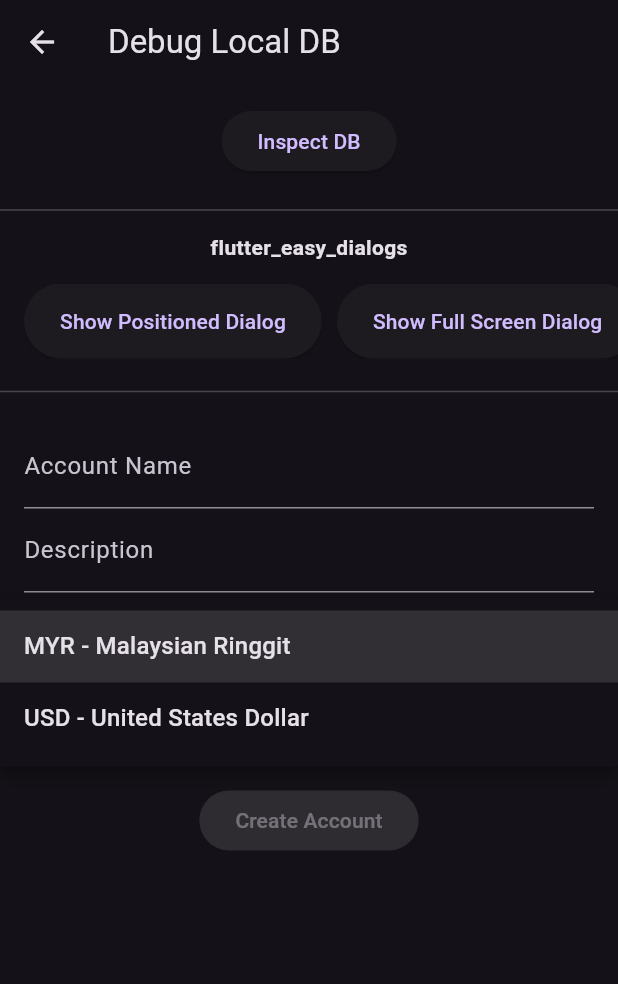
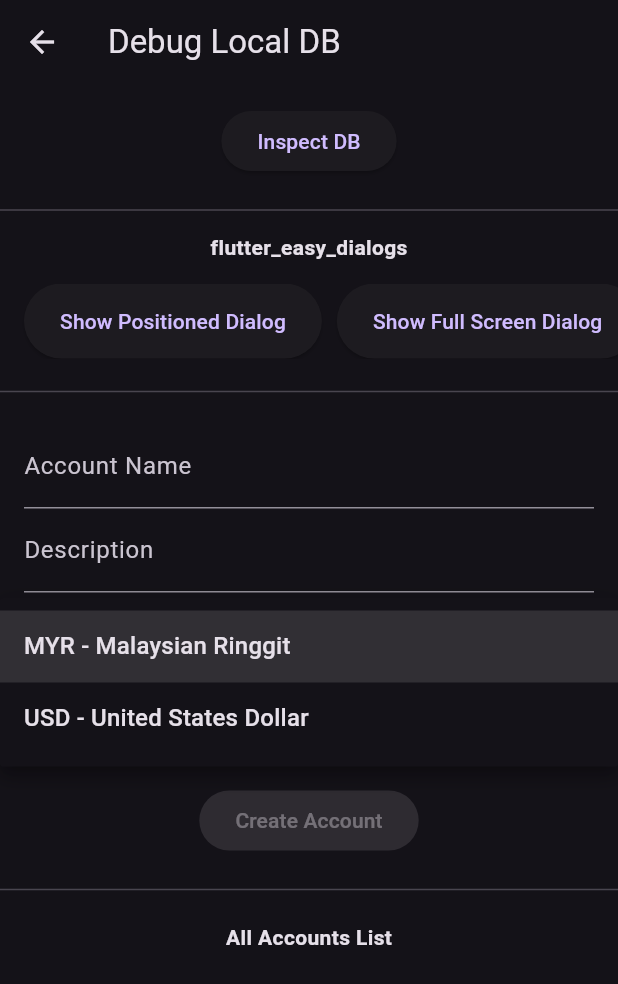
Before and after one commit to nazrinharris/pecunia, a Flutter app: the DebugLocalDBScreen screen opened by its route, after a tap on the "arrow drop down" icon, on a phone screen of 412 x 824 dp. Shown: the top 984 px of the screen. Run offline on Flutter 3.47's test engine with Material 2 defaults, Android fonts, the light colour scheme and no system bars; drawn by our look-alikes of reactive_forms; our stand-ins replace drift, equatable, flutter_hooks, fpdart, freezed_annotation, go_router and 6 more; missing offline and left inert: flutter_easy_dialogs, full_screen_dialog_manager, positioned_dialog_manager; accounts and stored records are empty; generated files the repository leaves out were written again.

Commit message:
#16 Completed get and watch all accounts
- Implemented the get and watch methods on repo, ds, provider.
- Implemented the UI and watch the stream

- Fix a minor bug where you couldn't insert a description which is an empty string. Might want to directly change it to null, but I'll think about it.

```diff
--- a/lib/features/accounts/dao_tables/accounts_dao_tables.dart
+++ b/lib/features/accounts/dao_tables/accounts_dao_tables.dart
@@ -16,7 +16,7 @@ class AccountsTable extends Table {
   RealColumn get balance => real()();
   TextColumn get currency => text().withLength(min: 3, max: 3)();
   DateTimeColumn get createdOn => dateTime()();
-  TextColumn get description => text().withLength(min: 1, max: 500).nullable()();
+  TextColumn get description => text().withLength(min: 0, max: 500).nullable()();
 
   @override
   Set<Column> get primaryKey => {id};
@@ -32,6 +32,10 @@ class AccountsDAO extends DatabaseAccessor<PecuniaDB> with _$AccountsDAOMixin {
     return select(accountsTable).get();
   }
 
+  Stream<List<AccountDTO>> watchAllAccounts() {
+    return select(accountsTable).watch();
+  }
+
   Future<void> insertAccount(AccountDTO account) async {
     await into(accountsTable).insert(account);
   }
--- a/lib/features/accounts/data/accounts_local_ds.dart
+++ b/lib/features/accounts/data/accounts_local_ds.dart
@@ -1,3 +1,5 @@
+import 'dart:async';
+
 import 'package:fpdart/fpdart.dart';
 import 'package:pecunia/core/errors/accounts_errors/accounts_errors.dart';
 import 'package:pecunia/core/infrastructure/drift/pecunia_drift_db.dart';
@@ -17,6 +19,8 @@ AccountsLocalDS accountsLocalDS(AccountsLocalDSRef ref) => AccountsLocalDSImpl(
 
 abstract interface class AccountsLocalDS {
   TaskEither<AccountsFailure, List<AccountDTO>> getAccounts();
+  Stream<Either<AccountsFailure, List<AccountDTO>>> watchAccounts();
+
   TaskEither<AccountsFailure, Unit> createAccount({
     required String name,
     required String creatorUid,
@@ -38,6 +42,28 @@ class AccountsLocalDSImpl implements AccountsLocalDS {
   TaskEither<AccountsFailure, List<AccountDTO>> getAccounts() {
     // TODO: implement getAccounts
     throw UnimplementedError();
+  }
+
+  @override
+  Stream<Either<AccountsFailure, List<AccountDTO>>> watchAccounts() {
+    return accountsDAO.watchAllAccounts().transform(StreamTransformer.fromHandlers(
+          handleData: (listOfDTOs, sink) {
+            sink.add(
+              right(listOfDTOs),
+            );
+          },
+          handleError: (error, stackTrace, sink) {
+            sink.add(
+              left(
+                AccountsFailure.unknown(
+                  stackTrace: stackTrace,
+                  message: AccountsErrorType.unknown.toString(),
+                  accountsAction: AccountsAction.getAccounts,
+                ),
+              ),
+            );
+          },
+        ));
   }
 
   @override
@@ -69,6 +95,7 @@ class AccountsLocalDSImpl implements AccountsLocalDS {
         stackTrace: stackTrace,
         message: AccountsErrorType.unknown.toString(),
         accountsAction: currentAction,
+        rawException: error,
       ),
     );
   }
--- a/lib/features/accounts/domain/accounts_repo.dart
+++ b/lib/features/accounts/domain/accounts_repo.dart
@@ -18,6 +18,8 @@ AccountsRepo accountsRepo(AccountsRepoRef ref) => AccountsRepoImpl(
 
 abstract interface class AccountsRepo {
   TaskEither<AccountsFailure, List<Account>> getAccounts();
+  Stream<Either<AccountsFailure, List<Account>>> watchAccounts();
+
   TaskEither<AccountsFailure, Unit> createAccount({
     required String name,
     required String creatorUid,
@@ -38,6 +40,18 @@ class AccountsRepoImpl implements AccountsRepo {
   }
 
   @override
+  Stream<Either<AccountsFailure, List<Account>>> watchAccounts() {
+    return accountsLocalDS.watchAccounts().map(
+          (either) => either.fold(
+            left,
+            (listOfDTOs) => right(
+              listOfDTOs.map(Account.fromDTO).toList(),
+            ),
+          ),
+        );
+  }
+
+  @override
   TaskEither<AccountsFailure, Unit> createAccount({
     required String name,
     required String creatorUid,
--- a/lib/presentation/debug/debug_local_db/debug_local_db_screen.dart
+++ b/lib/presentation/debug/debug_local_db/debug_local_db_screen.dart
@@ -1,3 +1,4 @@
+import 'package:flutter/cupertino.dart';
 import 'package:flutter/material.dart';
 import 'package:fpdart/fpdart.dart';
 import 'package:go_router/go_router.dart';
@@ -10,6 +11,8 @@ import 'package:pecunia/presentation/debug/debug_local_db/providers/debug_local_
 import 'package:pecunia/presentation/dialogs/pecunia_dialogs.dart';
 import 'package:reactive_forms/reactive_forms.dart';
 
+import '../../../core/errors/failures.dart';
+
 class DebugLocalDBScreen extends ConsumerWidget {
   const DebugLocalDBScreen({super.key});
 
@@ -19,7 +22,7 @@ class DebugLocalDBScreen extends ConsumerWidget {
       if (next is AsyncError) {
         ref.read(pecuniaDialogsProvider).showFailureDialog(
               title: "We couldn't create an account for you.",
-              failure: next.error as AuthFailure?,
+              failure: next.error as Failure?,
             );
       }
 
@@ -61,6 +64,10 @@ class DebugLocalDBScreen extends ConsumerWidget {
             const Divider(),
             const SizedBox(height: 14),
             const CreateAccountFormWidget(),
+            const SizedBox(height: 14),
+            const Divider(),
+            const SizedBox(height: 14),
+            const AccountsList(),
           ],
         ));
   }
@@ -126,8 +133,8 @@ class DebugDialogsButtons extends ConsumerWidget {
                 ),
                 onPressed: () {
                   ref.read(pecuniaDialogsProvider).showSuccessDialog(
-                        title: 'Account created successfully!',
-                      );
+                      title: 'Account created successfully!',
+                      message: 'You can check it out in the accounts tab.');
                 },
                 child: const Text('Show Success Screen Dialog'),
               ),
@@ -162,13 +169,18 @@ class CreateAccountFormWidget extends ConsumerWidget {
             ReactiveTextField<String>(
               formControlName: 'description',
               textInputAction: TextInputAction.next,
-              onSubmitted: (_) => createAccountForm.focus('currency'),
+              onSubmitted: (_) {
+                if (createAccountForm.value['currency'] == '') {
+                  createAccountForm.value['currency'] = null;
+                }
+                createAccountForm.focus('currency');
+              },
               decoration: const InputDecoration(
                   labelText: 'Description', hintText: 'You could also leave this empty.'),
             ),
             ReactiveDropdownField<String>(
               formControlName: 'currency',
-              onTap: (_) => createAccountForm.focus('initialBalance'),
+              onChanged: (_) => createAccountForm.focus('initialBalance'),
               decoration: const InputDecoration(
                 labelText: 'Currency',
                 hintText: 'What currency should this account use?',
@@ -216,3 +228,74 @@ class CreateAccountFormWidget extends ConsumerWidget {
     );
   }
 }
+
+class AccountsList extends ConsumerWidget {
+  const AccountsList({super.key});
+
+  @override
+  Widget build(BuildContext context, WidgetRef ref) {
+    final stream = ref.watch(watchAccountsProvider);
+
+    return Column(
+      children: [
+        const Align(
+          child: Text(
+            'All Accounts List',
+            style: TextStyle(
+              fontWeight: FontWeight.bold,
+            ),
+          ),
+        ),
+        const SizedBox(height: 14),
+        stream.when(
+          data: (failureOrList) => failureOrList.fold(
+              (l) => Text(l.toString()),
+              (list) => ListView.builder(
+                    shrinkWrap: true,
+                    physics: const NeverScrollableScrollPhysics(),
+                    itemCount: list.length,
+                    itemBuilder: (ctx, index) => ListTile(
+                      shape: RoundedRectangleBorder(
+                        borderRadius: BorderRadius.circular(10),
+                      ),
+                      title: Text(list[index].name),
+                      subtitle: list[index].description != '' ? Text(list[index].description!) : null,
+                      trailing: Row(
+                        mainAxisSize: MainAxisSize.min,
+                        children: <Widget>[
+                          Text(
+                            '${list[index].currency} ${list[index].balance}',
+                            style: TextStyle(
+                              fontSize: 14,
+                              fontWeight: FontWeight.bold,
+                              color: Colors.purple[100],
+                            ),
+                          ),
+                          const SizedBox(width: 10),
+                          IconButton(
+                            icon: const Icon(Icons.edit),
+                            onPressed: () {
+                              // Handle edit action here
+                            },
+                          ),
+                          IconButton(
+                            icon: Icon(
+                              Icons.delete,
+                              color: Colors.red[300],
+                            ),
+                            onPressed: () {
+                              // Handle delete action here
+                            },
+                          ),
+                        ],
+                      ),
+                      onTap: () {},
+                    ),
+                  )),
+          error: (e, __) => Text(e.toString()),
+          loading: () => const Align(child: CupertinoActivityIndicator()),
+        )
+      ],
+    );
+  }
+}
--- a/lib/presentation/debug/debug_local_db/providers/debug_local_db_provider.dart
+++ b/lib/presentation/debug/debug_local_db/providers/debug_local_db_provider.dart
@@ -2,9 +2,12 @@
 
 import 'package:flutter/foundation.dart';
 import 'package:fpdart/fpdart.dart';
+import 'package:pecunia/core/errors/accounts_errors/accounts_errors.dart';
 import 'package:pecunia/features/accounts/domain/accounts_repo.dart';
 import 'package:pecunia/features/auth/domain/auth_repo.dart';
 import 'package:riverpod_annotation/riverpod_annotation.dart';
+
+import '../../../../features/accounts/domain/entities/account.dart';
 
 part 'debug_local_db_provider.g.dart';
 
@@ -52,3 +55,8 @@ class CreateAccount extends _$CreateAccount {
     }
   }
 }
+
+@riverpod
+Stream<Either<AccountsFailure, List<Account>>> watchAccounts(WatchAccountsRef ref) {
+  return ref.watch(accountsRepoProvider).watchAccounts();
+}
--- a/lib/presentation/dialogs/pecunia_dialogs.dart
+++ b/lib/presentation/dialogs/pecunia_dialogs.dart
@@ -91,7 +91,7 @@ class _PecuniaDialogsImpl implements PecuniaDialogs {
                 height: 3,
                 decoration: BoxDecoration(
                   color: Colors.red[100]!.withOpacity(0.5),
-                  borderRadius: const BorderRadius.all(Radius.circular(12.0)),
+                  borderRadius: const BorderRadius.all(Radius.circular(12)),
                 ),
               )
             ],
@@ -150,8 +150,8 @@ class _PecuniaDialogsImpl implements PecuniaDialogs {
                   padding: const EdgeInsets.symmetric(horizontal: 44),
                   child: Text(
                     message,
-                    style: TextStyle(
-                      color: Colors.green[100],
+                    style: const TextStyle(
+                      color: Colors.white,
                       fontSize: 14,
                     ),
                     textAlign: TextAlign.center,
```
Also changed, not shown: lib/core/infrastructure/drift/pecunia_drift_db.g.dart, lib/presentation/debug/debug_local_db/providers/debug_local_db_provider.g.dart.
